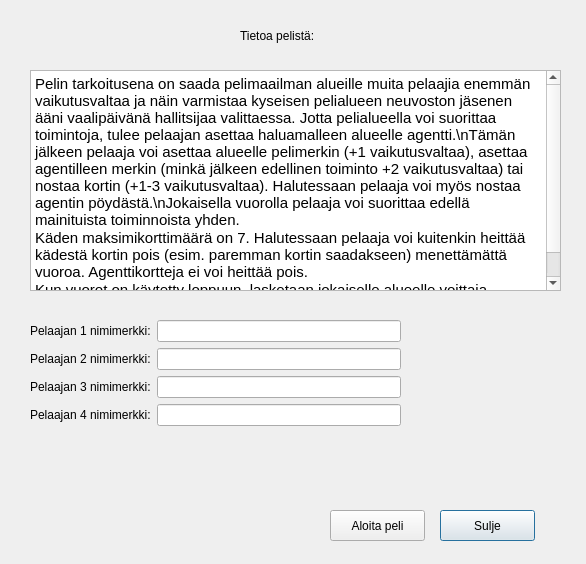
This is ElectionGame/Student/setupwindow.ui in elguitar/los-horos as Qt 5 draws it before an edit. The edited form follows.
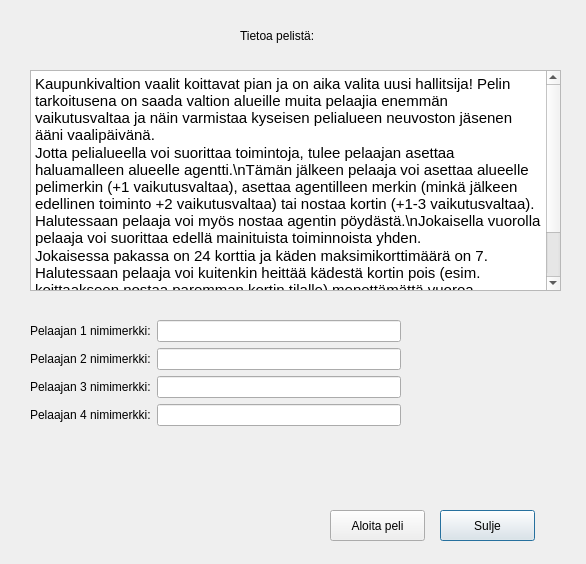
This is the edited form.

Patch:
```diff
--- a/ElectionGame/Student/setupwindow.ui
+++ b/ElectionGame/Student/setupwindow.ui
@@ -66,8 +66,9 @@
 &lt;html&gt;&lt;head&gt;&lt;meta name=&quot;qrichtext&quot; content=&quot;1&quot; /&gt;&lt;style type=&quot;text/css&quot;&gt;
 p, li { white-space: pre-wrap; }
 &lt;/style&gt;&lt;/head&gt;&lt;body style=&quot; font-family:'Cantarell'; font-size:11pt; font-weight:400; font-style:normal;&quot;&gt;
-&lt;p style=&quot; margin-top:0px; margin-bottom:0px; margin-left:0px; margin-right:0px; -qt-block-indent:0; text-indent:0px;&quot;&gt;Pelin tarkoitusena on saada pelimaailman alueille muita pelaajia enemmän vaikutusvaltaa ja näin varmistaa kyseisen pelialueen neuvoston jäsenen ääni vaalipäivänä hallitsijaa valittaessa. Jotta pelialueella voi suorittaa toimintoja, tulee pelaajan asettaa haluamalleen alueelle agentti.\nTämän jälkeen pelaaja voi asettaa alueelle pelimerkin (+1 vaikutusvaltaa), asettaa agentilleen merkin (minkä jälkeen edellinen toiminto +2 vaikutusvaltaa) tai nostaa kortin (+1-3 vaikutusvaltaa). Halutessaan pelaaja voi myös nostaa agentin pöydästä.\nJokaisella vuorolla pelaaja voi suorittaa edellä mainituista toiminnoista yhden. &lt;/p&gt;
-&lt;p style=&quot; margin-top:0px; margin-bottom:0px; margin-left:0px; margin-right:0px; -qt-block-indent:0; text-indent:0px;&quot;&gt;Käden maksimikorttimäärä on 7. Halutessaan pelaaja voi kuitenkin heittää kädestä kortin pois (esim. paremman kortin saadakseen) menettämättä vuoroa. Agenttikortteja ei voi heittää pois.&lt;/p&gt;
+&lt;p style=&quot; margin-top:0px; margin-bottom:0px; margin-left:0px; margin-right:0px; -qt-block-indent:0; text-indent:0px;&quot;&gt;Kaupunkivaltion vaalit koittavat pian ja on aika valita uusi hallitsija! Pelin tarkoitusena on saada valtion alueille muita pelaajia enemmän vaikutusvaltaa ja näin varmistaa kyseisen pelialueen neuvoston jäsenen ääni vaalipäivänä.&lt;/p&gt;
+&lt;p style=&quot; margin-top:0px; margin-bottom:0px; margin-left:0px; margin-right:0px; -qt-block-indent:0; text-indent:0px;&quot;&gt;Jotta pelialueella voi suorittaa toimintoja, tulee pelaajan asettaa haluamalleen alueelle agentti.\nTämän jälkeen pelaaja voi asettaa alueelle pelimerkin (+1 vaikutusvaltaa), asettaa agentilleen merkin (minkä jälkeen edellinen toiminto +2 vaikutusvaltaa) tai nostaa kortin (+1-3 vaikutusvaltaa). Halutessaan pelaaja voi myös nostaa agentin pöydästä.\nJokaisella vuorolla pelaaja voi suorittaa edellä mainituista toiminnoista yhden. &lt;/p&gt;
+&lt;p style=&quot; margin-top:0px; margin-bottom:0px; margin-left:0px; margin-right:0px; -qt-block-indent:0; text-indent:0px;&quot;&gt;Jokaisessa pakassa on 24 korttia ja käden maksimikorttimäärä on 7. Halutessaan pelaaja voi kuitenkin heittää kädestä kortin pois (esim. koittaakseen nostaa paremman kortin tilalle) menettämättä vuoroa. Agenttikortteja ei voi heittää pois.&lt;/p&gt;
 &lt;p style=&quot; margin-top:0px; margin-bottom:0px; margin-left:0px; margin-right:0px; -qt-block-indent:0; text-indent:0px;&quot;&gt;Kun vuorot on käytetty loppuun, lasketaan jokaiselle alueelle voittaja. Tasatilanteessa suurimman kokonaisvaikutusvallan omaava pelaaja voittaa.&lt;/p&gt;&lt;/body&gt;&lt;/html&gt;</string>
    </property>
   </widget>
```
